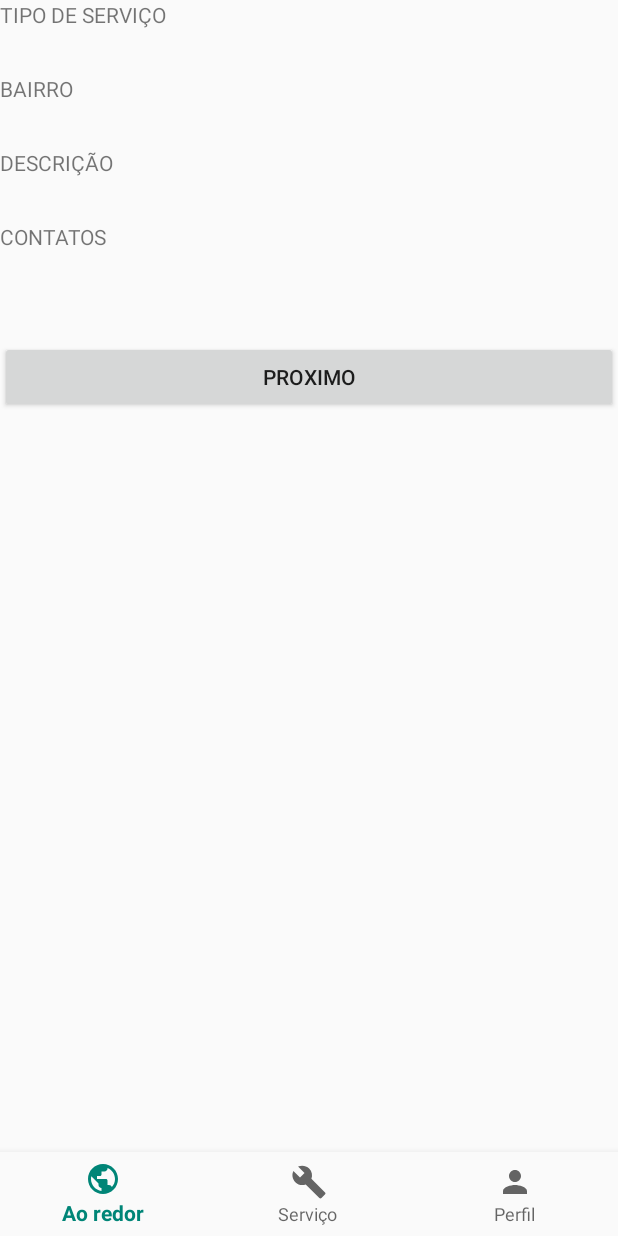
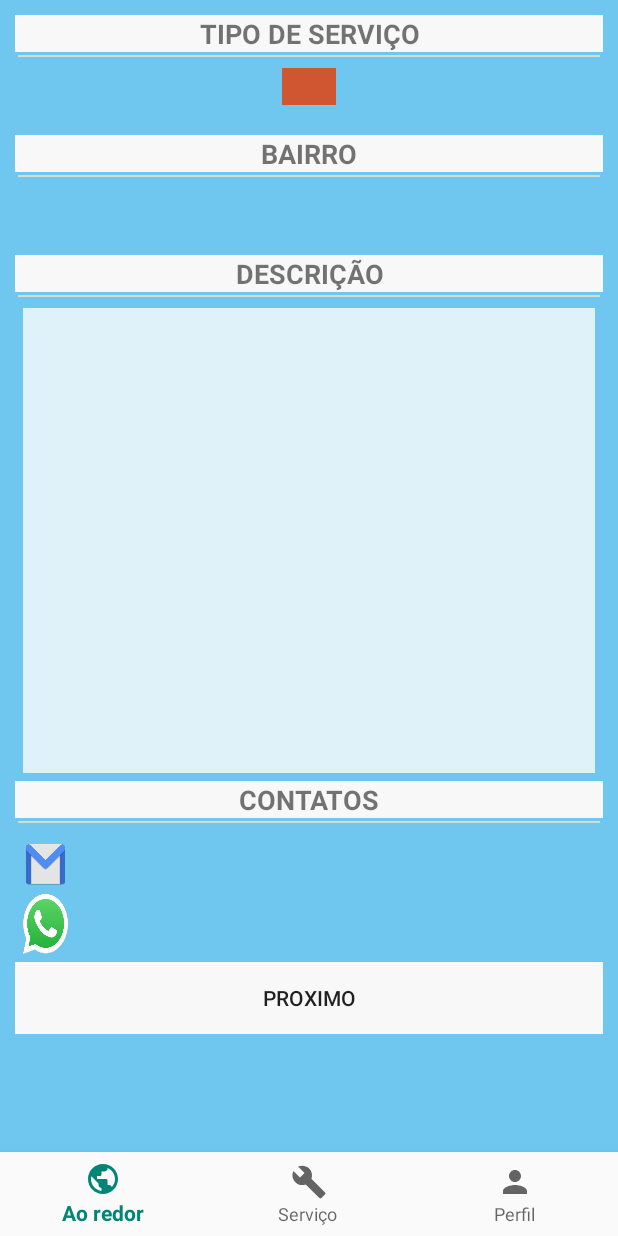
Before and after one commit to Projetopiandroid/ServiceDay, an Android app: the fragment Servico placed in its activity, on a phone screen of 412 x 824 dp. Run offline under Robolectric (Android 15) with nearby library versions, the phone set to English and light mode, and no system bars; our stand-ins replace Firebase (no records; nobody signed in at launch, a user with empty details on screens opened directly).

Commit message:
LayoutServiço

```diff
--- a/app/src/main/java/com/example/serviceday/Perfil.java
+++ b/app/src/main/java/com/example/serviceday/Perfil.java
@@ -42,7 +42,7 @@ public class Perfil extends Fragment {
             public boolean onLongClick(View v) {
                 //TODO  FAZER METODO PARA PEGAR TELEFONE DO PROFISSIONAL CLICADO
                 //DICA CRIAR CLASSE PROFISSIONAL OU CRIAR ESPECIALIZAÇÃO COM HERANÇA
-                String url = "https://api.whatsapp.com/send?phone="+usuario.getTelefone()+"&text=sua%20mensagem";
+                String url = "https://api.whatsapp.com/send?phone="+usuario.getTelefone()+"&text=Olá%20possuo%20interesse%20em%20realizar%20o%20serviço!.";
                 Intent i = new Intent(Intent.ACTION_VIEW);
                 i.setData(Uri.parse(url));
                 startActivity(i);
--- a/app/src/main/java/com/example/serviceday/Principal.java
+++ b/app/src/main/java/com/example/serviceday/Principal.java
@@ -73,6 +73,8 @@ public class Principal extends AppCompatActivity {
     protected void onCreate(Bundle savedInstanceState) {
         super.onCreate(savedInstanceState);
         setContentView(R.layout.activity_principal);
+
+
         BottomNavigationView navView = findViewById(R.id.nav_view);
         mTextMessage = findViewById(R.id.message);
         navView.setOnNavigationItemSelectedListener(mOnNavigationItemSelectedListener);
@@ -158,7 +160,10 @@ public class Principal extends AppCompatActivity {
                         }
                     });
 
-
+            FragmentManager fx = getFragmentManager();
+            FragmentTransaction fa = fx.beginTransaction();
+            fa.replace(R.id.frameid,new Servico());
+            fa.commit();
 
         }
 
--- a/app/src/main/java/com/example/serviceday/Servico.java
+++ b/app/src/main/java/com/example/serviceday/Servico.java
@@ -1,6 +1,7 @@
 package com.example.serviceday;
 
 import android.content.Context;
+import android.content.Intent;
 import android.net.Uri;
 import android.os.Bundle;
 import android.app.Fragment;
@@ -29,9 +30,9 @@ import java.util.Map;
 
 public class Servico extends Fragment {
 
-
+    public static String[][] listaDados = new String[50][50];
     private final String TAG  = "DocsFirebase";
-    boolean loop=true;
+    int y = 0, i =0;
     public Servico() {
         // Required empty public constructor
     }
@@ -57,10 +58,22 @@ public class Servico extends Fragment {
 
         final Button ButtonProx = v.findViewById(R.id.idButtonProx);
 
-        ButtonProx.setOnClickListener(new View.OnClickListener() {
+        tel.setOnClickListener(new View.OnClickListener() {
             @Override
             public void onClick(View v) {
-                loop= false;
+                //DICA CRIAR CLASSE PROFISSIONAL OU CRIAR ESPECIALIZAÇÃO COM HERANÇA
+                String url = "https://api.whatsapp.com/send?phone="+tel.getText().toString()+"&text=sua%20mensagem";
+                Intent i = new Intent(Intent.ACTION_VIEW);
+                i.setData(Uri.parse(url));
+                startActivity(i);
+            }
+        });
+        email.setOnClickListener(new View.OnClickListener() {
+            @Override
+            public void onClick(View v) {
+                Intent intent = new Intent(Intent.ACTION_VIEW);
+                intent.setData(Uri.parse("mailto:" + email.getText().toString()));
+                startActivity(intent);
             }
         });
 
@@ -76,29 +89,33 @@ public class Servico extends Fragment {
                 .addOnCompleteListener(new OnCompleteListener<QuerySnapshot>() {
                     @Override
                     public void onComplete(@NonNull Task<QuerySnapshot> task) {
+
+
                         if (task.isSuccessful()) {
-
                             for (QueryDocumentSnapshot document : task.getResult()) {
-
-                                tipoServ.setText(document.get("tipo").toString());
-                                Log.d(TAG, " ------------------------------- RESULTADO CONSULTA ------------------------------- "+document.get("tipo").toString());
-                               /* bairro.setText(document.get("Bairro").toString());
-                                tel.setText(document.get("Telefone").toString());
-                                desc.setText(document.get("DescricaoServe").toString());
+                                tipoServ.setText("#"+document.get("tipo").toString());
+                                bairro.setText(document.get("bairro").toString());
+                                tel.setText(document.get("tel").toString());
+                                desc.setText(document.get("descricao").toString());
                                 email.setText(document.get("email").toString());
-                                */
-                                while (loop){
-
-                                }
                             }
                         } else{
                             Log.w(TAG, "Error getting documents.", task.getException());
                             Log.d(TAG, " ------------------------------- CONSULTA DEU ERRADO AO MOSTRAR SERVICO ------------------------------- " );
+                        }
 
-                        }
                     }
+
                 });
+
+
+
+        /*
+        */
+
         Log.d(TAG, " ENTROU NO FRAGMENTO" );
         return v;
         }
+
+
     }
--- a/app/src/main/java/com/example/serviceday/ServicoCadastro.java
+++ b/app/src/main/java/com/example/serviceday/ServicoCadastro.java
@@ -81,7 +81,6 @@ public class ServicoCadastro extends Fragment {
 
                 FirebaseFirestore db = FirebaseFirestore.getInstance();
                 Map<String, Object> ServicosBanco = new HashMap<>();
-
                 ServicosBanco.put("email", usuario.getEmail());
                 ServicosBanco.put("tipo", servicosbanco.getNomeServico());
                 ServicosBanco.put("descricao", servicosbanco.getDescrição());
--- a/app/src/main/res/layout/activity_principal.xml
+++ b/app/src/main/res/layout/activity_principal.xml
@@ -5,12 +5,13 @@
     android:id="@+id/container"
     android:layout_width="match_parent"
     android:layout_height="match_parent"
+
     tools:context=".Principal">
 
     <FrameLayout
         android:id="@+id/frameid"
         android:layout_width="match_parent"
-        android:layout_height="518dp"
+        android:layout_height="match_parent"
         tools:layout_editor_absoluteX="0dp"
         tools:layout_editor_absoluteY="-2dp">
 
--- a/app/src/main/res/layout/fragment_servico.xml
+++ b/app/src/main/res/layout/fragment_servico.xml
@@ -1,34 +1,45 @@
 <?xml version="1.0" encoding="utf-8"?>
-<android.support.constraint.ConstraintLayout xmlns:android="http://schemas.android.com/apk/res/android"
+<LinearLayout xmlns:android="http://schemas.android.com/apk/res/android"
     xmlns:app="http://schemas.android.com/apk/res-auto"
     xmlns:tools="http://schemas.android.com/tools"
     android:id="@+id/linearLayout"
     android:layout_width="match_parent"
     android:layout_height="match_parent"
+    android:background="@color/back_init"
+    android:orientation="vertical"
     tools:context=".Servico">
 
     <LinearLayout
         android:layout_width="match_parent"
         android:layout_height="wrap_content"
         android:orientation="vertical"
-        tools:layout_editor_absoluteX="116dp"
-        tools:layout_editor_absoluteY="5dp">
+        android:padding="10dp">
 
         <LinearLayout
             android:layout_width="match_parent"
-            android:layout_height="wrap_content"
+            android:layout_height="80dp"
             android:orientation="vertical">
 
             <TextView
-                android:id="@+id/textView2"
-                android:layout_width="wrap_content"
+                android:layout_width="match_parent"
                 android:layout_height="wrap_content"
-                android:text="TIPO DE SERVIÇO" />
+                android:background="#F8F8F8"
+                android:text="TIPO DE SERVIÇO"
+                android:textAlignment="center"
+                android:textSize="18sp"
+                android:textStyle="bold" />
+
+            <View
+                android:layout_width="match_parent"
+                android:layout_height="1dp"
+                android:layout_margin="2dp"
+                android:background="#D3DFD0" />
 
             <LinearLayout
                 android:layout_width="match_parent"
-                android:layout_height="wrap_content"
+                android:layout_height="match_parent"
                 android:layout_margin="5dp"
+                android:gravity="center_horizontal"
                 android:orientation="horizontal"
                 android:textAlignment="center">
 
@@ -36,21 +47,36 @@
                     android:id="@+id/idTipoServ"
                     android:layout_width="wrap_content"
                     android:layout_height="wrap_content"
-                    android:layout_weight="1" />
+                    android:background="#CF5631"
+                    android:paddingLeft="18dp"
+                    android:paddingRight="18dp"
+                    android:textColor="#FCFBFB"
+                    android:textSize="18sp"
+                    android:textStyle="bold"
+                    tools:text="#ENERGIA" />
             </LinearLayout>
         </LinearLayout>
 
 
         <LinearLayout
             android:layout_width="match_parent"
-            android:layout_height="wrap_content"
+            android:layout_height="80dp"
             android:orientation="vertical">
 
             <TextView
-                android:id="@+id/textView23"
-                android:layout_width="wrap_content"
+                android:layout_width="match_parent"
                 android:layout_height="wrap_content"
-                android:text="BAIRRO" />
+                android:background="#F8F8F8"
+                android:text="BAIRRO"
+                android:textAlignment="center"
+                android:textSize="18sp"
+                android:textStyle="bold" />
+
+            <View
+                android:layout_width="match_parent"
+                android:layout_height="1dp"
+                android:layout_margin="2dp"
+                android:background="#D3DFD0" />
 
             <LinearLayout
                 android:layout_width="match_parent"
@@ -63,7 +89,9 @@
                     android:id="@+id/idBairro"
                     android:layout_width="wrap_content"
                     android:layout_height="wrap_content"
-                    android:layout_weight="1" />
+                    android:layout_weight="1"
+                    android:textAlignment="center"
+                    android:textSize="18sp" />
             </LinearLayout>
         </LinearLayout>
 
@@ -73,10 +101,20 @@
             android:orientation="vertical">
 
             <TextView
-                android:id="@+id/textView22"
-                android:layout_width="wrap_content"
+                android:layout_width="match_parent"
                 android:layout_height="wrap_content"
-                android:text="DESCRIÇÃO" />
+                android:background="#F8F8F8"
+                android:text="DESCRIÇÃO"
+                android:textAlignment="center"
+                android:textSize="18sp"
+                android:textStyle="bold" />
+
+            <View
+
+                android:layout_width="match_parent"
+                android:layout_height="1dp"
+                android:layout_margin="2dp"
+                android:background="#D3DFD0" />
 
             <LinearLayout
                 android:layout_width="match_parent"
@@ -86,10 +124,11 @@
                 android:textAlignment="center">
 
                 <TextView
-                    android:id="@+id/idTipoServ32"
+                    android:id="@+id/idDesc"
                     android:layout_width="wrap_content"
-                    android:layout_height="wrap_content"
-                    android:layout_weight="1" />
+                    android:layout_height="310dp"
+                    android:layout_weight="1"
+                    android:background="#CCFCFCFC" />
             </LinearLayout>
         </LinearLayout>
 
@@ -99,54 +138,88 @@
             android:orientation="vertical">
 
             <TextView
-                android:id="@+id/textView234"
-                android:layout_width="wrap_content"
+                android:layout_width="match_parent"
                 android:layout_height="wrap_content"
-                android:text="CONTATOS" />
+                android:background="#F8F8F8"
+                android:text="CONTATOS"
+                android:textAlignment="center"
+                android:textSize="18sp"
+                android:textStyle="bold" />
+
+            <View
+                android:layout_width="match_parent"
+                android:layout_height="1dp"
+                android:layout_margin="2dp"
+                android:background="#D3DFD0" />
 
             <LinearLayout
                 android:layout_width="match_parent"
                 android:layout_height="wrap_content"
                 android:layout_margin="5dp"
-                android:orientation="horizontal"
+                android:orientation="vertical"
                 android:textAlignment="center">
+
+                <LinearLayout
+                    android:layout_width="match_parent"
+                    android:layout_height="match_parent"
+                    android:layout_weight="1"
+                    android:orientation="horizontal">
+
+                    <ImageView
+                        android:id="@+id/imageView"
+                        android:layout_width="60dp"
+                        android:layout_height="40dp"
+                        android:layout_weight="1"
+                        android:adjustViewBounds="true"
+                        android:scaleType="fitXY"
+                        android:src="@drawable/img_email" />
+
+                    <TextView
+                        android:id="@+id/idEmail"
+                        android:layout_width="match_parent"
+                        android:layout_height="wrap_content"
+                        android:layout_marginLeft="8dp"
+                        android:layout_marginTop="8dp"
+                        android:layout_marginEnd="8dp"
+                        android:layout_weight="1" />
+                </LinearLayout>
+
+                <LinearLayout
+                    android:layout_width="match_parent"
+                    android:layout_height="match_parent"
+                    android:layout_weight="1"
+                    android:orientation="horizontal">
+
+                    <ImageView
+                        android:id="@+id/imageView"
+                        android:layout_width="60dp"
+                        android:layout_height="40dp"
+                        android:layout_weight="1"
+                        android:adjustViewBounds="true"
+                        android:scaleType="fitXY"
+                        android:src="@drawable/icon_whatsapp2" />
 
                     <TextView
                         android:id="@+id/idTel"
-                    android:layout_width="wrap_content"
-                    android:layout_height="wrap_content"
+                        android:layout_width="match_parent"
+                        android:layout_height="30dp"
+                        android:layout_marginLeft="8dp"
+                        android:layout_marginTop="8dp"
+                        android:layout_marginEnd="8dp"
                         android:layout_weight="1" />
+                </LinearLayout>
             </LinearLayout>
 
 
         </LinearLayout>
 
-        <LinearLayout
-            android:layout_width="match_parent"
-            android:layout_height="wrap_content"
-            android:layout_margin="5dp"
-            android:orientation="horizontal"
-            android:textAlignment="center">
-
-            <TextView
-                android:id="@+id/idEmail"
-                android:layout_width="wrap_content"
-                android:layout_height="wrap_content"
-                android:layout_weight="1" />
-        </LinearLayout>
-        <LinearLayout
-            android:layout_width="match_parent"
-            android:layout_height="wrap_content"
-            android:orientation="vertical">
-
         <Button
             android:id="@+id/idButtonProx"
             android:layout_width="match_parent"
             android:layout_height="wrap_content"
+            android:background="#F8F8F8"
             android:text="Proximo" />
-        </LinearLayout>
     </LinearLayout>
 
 
-
-</android.support.constraint.ConstraintLayout>
+</LinearLayout>
```
Lines whose indentation alone changed are shown as unchanged.
